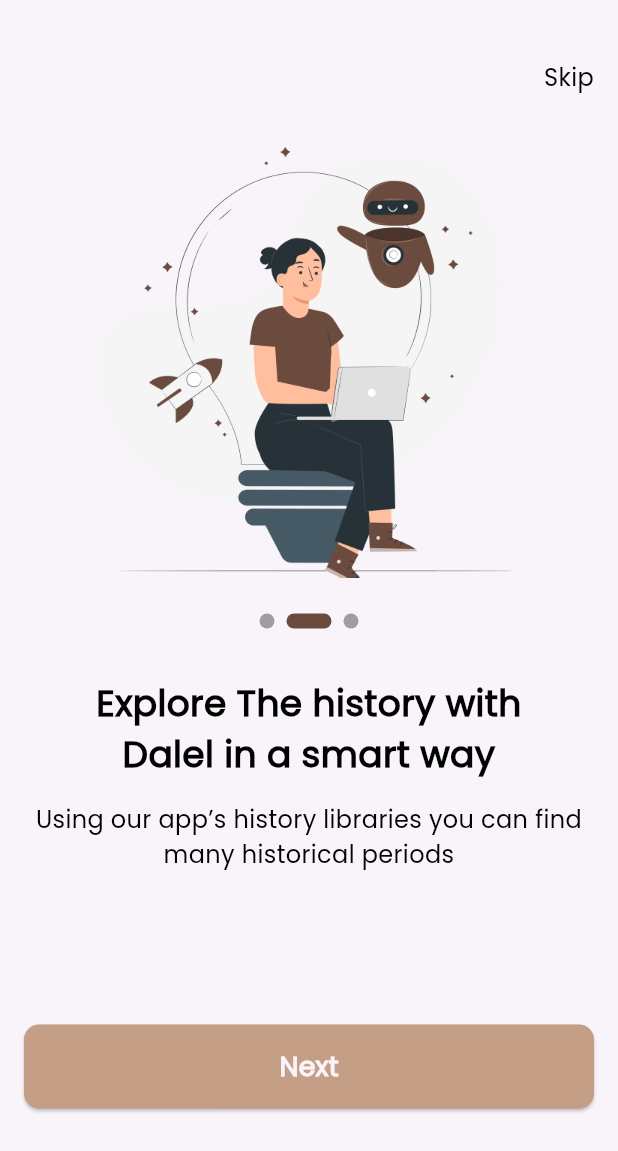
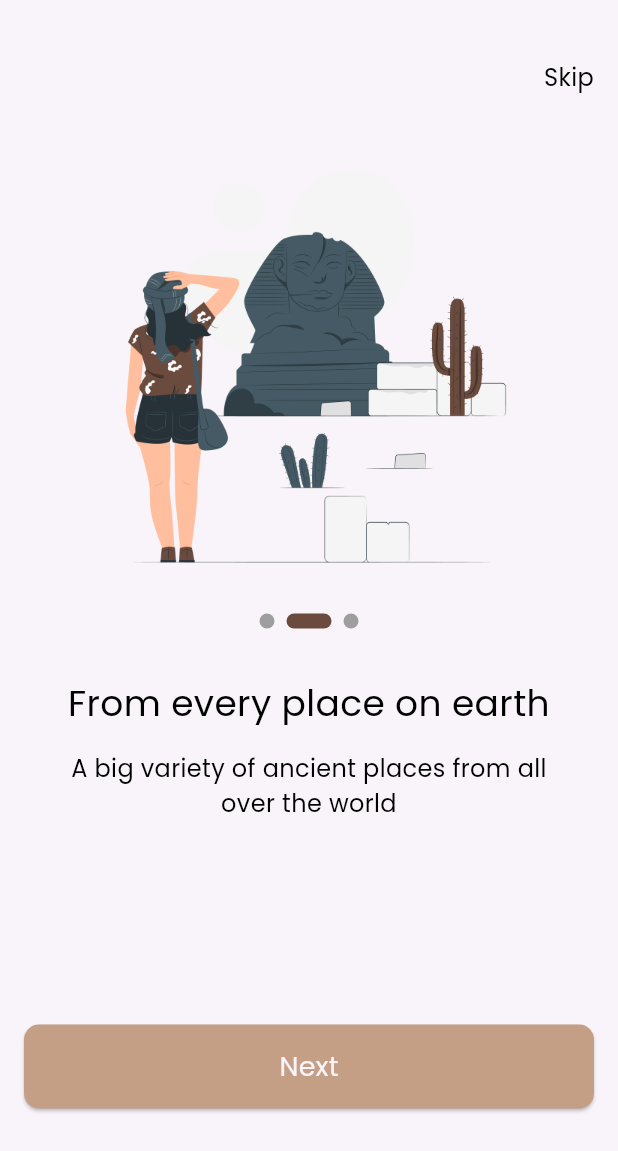
Before and after one commit to AliMohamed-Ali/dalel, a Flutter app: the screen it shows after launch, swiped to page 2, on a phone screen of 412 x 824 dp. Shown: the top 1151 px of the screen. Run offline on Flutter 3.47's test engine with Material 3 defaults, Android fonts, the phone set to English and light mode, and no system bars; drawn by our look-alikes of smooth_page_indicator; our stand-ins replace go_router.

Commit message:
finish onboarding

```diff
--- a/lib/core/routes/app_router.dart
+++ b/lib/core/routes/app_router.dart
@@ -1,3 +1,5 @@
+import 'package:dalel/features/auth/presentation/views/login_view.dart';
+import 'package:dalel/features/auth/presentation/views/sign_up_view.dart';
 import 'package:dalel/features/on_boarding/presentation/views/on_boarding_view.dart';
 import 'package:dalel/features/splash/presentation/views/splash_view.dart';
 import 'package:go_router/go_router.dart';
@@ -12,5 +14,13 @@ final GoRouter router = GoRouter(
       path: '/onBoarding',
       builder: (context, state) => const OnBoardingView(),
     ),
+    GoRoute(
+      path: '/login',
+      builder: (context, state) => const LoginView(),
+    ),
+    GoRoute(
+      path: '/signUp',
+      builder: (context, state) => const SignUpView(),
+    ),
   ],
 );
--- a/lib/core/utils/app_text_stylies.dart
+++ b/lib/core/utils/app_text_stylies.dart
@@ -10,7 +10,13 @@ abstract class AppTextStylies {
   );
   static const poppins500Style24 = TextStyle(
     fontSize: 24,
-    fontWeight: FontWeight.bold,
+    fontWeight: FontWeight.w500,
+    fontFamily: "Poppins",
+    color: Colors.black,
+  );
+  static const poppins400Style16 = TextStyle(
+    fontSize: 16,
+    fontWeight: FontWeight.w400,
     fontFamily: "Poppins",
     color: Colors.black,
   );
--- /dev/null
+++ b/lib/features/auth/presentation/views/login_view.dart
@@ -0,0 +1,10 @@
+import 'package:flutter/material.dart';
+
+class LoginView extends StatelessWidget {
+  const LoginView({super.key});
+
+  @override
+  Widget build(BuildContext context) {
+    return const Scaffold();
+  }
+}
--- /dev/null
+++ b/lib/features/auth/presentation/views/sign_up_view.dart
@@ -0,0 +1,10 @@
+import 'package:flutter/material.dart';
+
+class SignUpView extends StatelessWidget {
+  const SignUpView({super.key});
+
+  @override
+  Widget build(BuildContext context) {
+    return const Scaffold();
+  }
+}
--- /dev/null
+++ b/lib/features/on_boarding/data/model/on_boarding_model.dart
@@ -0,0 +1,27 @@
+import 'package:dalel/core/utils/app_assets.dart';
+
+class OnBoardingModel {
+  final String imagePath;
+  final String title;
+  final String subTitle;
+
+  OnBoardingModel(
+      {required this.imagePath, required this.title, required this.subTitle});
+}
+
+List<OnBoardingModel> onBoardingList = [
+  OnBoardingModel(
+      imagePath: Assets.imagesOnBoarding,
+      title: "Explore The history with Dalel in a smart way",
+      subTitle:
+          "Using our app’s history libraries you can find many historical periods "),
+  OnBoardingModel(
+      imagePath: Assets.imagesOnBoarding1,
+      title: "From every place on earth",
+      subTitle: "A big variety of ancient places from all over the world"),
+  OnBoardingModel(
+      imagePath: Assets.imagesOnBoarding2,
+      title: "Using modern AI technology for better user experience",
+      subTitle:
+          "AI provide recommendations and helps you to continue the search journey"),
+];
--- a/lib/features/on_boarding/presentation/views/on_boarding_view.dart
+++ b/lib/features/on_boarding/presentation/views/on_boarding_view.dart
@@ -1,17 +1,22 @@
-import 'package:dalel/core/utils/app_colors.dart';
-import 'package:dalel/core/utils/app_strings.dart';
-import 'package:dalel/core/utils/app_text_stylies.dart';
-import 'package:dalel/core/widgets/custom_btn.dart';
+import 'package:dalel/core/function/navigation.dart';
 import 'package:dalel/features/on_boarding/presentation/views/widgets/custom_nav_bar.dart';
+import 'package:dalel/features/on_boarding/presentation/views/widgets/get_buttons.dart';
 import 'package:dalel/features/on_boarding/presentation/views/widgets/on_boarding_widget.dart';
 import 'package:flutter/material.dart';
 
-class OnBoardingView extends StatelessWidget {
+class OnBoardingView extends StatefulWidget {
   const OnBoardingView({super.key});
 
   @override
+  State<OnBoardingView> createState() => _OnBoardingViewState();
+}
+
+class _OnBoardingViewState extends State<OnBoardingView> {
+  int currentIndex = 0;
+  final PageController pageController = PageController(initialPage: 0);
+
+  @override
   Widget build(BuildContext context) {
-    final PageController pageController = PageController();
     return SafeArea(
       child: Scaffold(
         body: Padding(
@@ -20,11 +25,23 @@ class OnBoardingView extends StatelessWidget {
             physics: const BouncingScrollPhysics(),
             children: [
               const SizedBox(height: 40),
-              const CustomNavBar(),
+              CustomNavBar(
+                onTap: () {
+                  customReplacementNavigation(context, "/login");
+                },
+              ),
               const SizedBox(height: 32),
-              OnBoardingWidgetBody(pageController: pageController),
+              OnBoardingWidgetBody(
+                onPageChanged: (index) {
+                  setState(() {
+                    currentIndex = index;
+                  });
+                },
+                pageController: pageController,
+              ),
               const SizedBox(height: 88),
-              CustomButton(text: AppStrings.next, onPressed: () {}),
+              GetButtons(
+                  currentIndex: currentIndex, pageController: pageController),
               const SizedBox(height: 17),
             ],
           ),
--- a/lib/features/on_boarding/presentation/views/widgets/custom_nav_bar.dart
+++ b/lib/features/on_boarding/presentation/views/widgets/custom_nav_bar.dart
@@ -4,12 +4,16 @@ import 'package:flutter/material.dart';
 
 class CustomNavBar extends StatelessWidget {
   const CustomNavBar({
-    super.key,
+    super.key, this.onTap,
   });
+  final void Function()? onTap;
+
 
   @override
   Widget build(BuildContext context) {
-    return Align(
+    return InkWell(
+      onTap: onTap,
+      child: Align(
         alignment: Alignment.topRight,
         child: Text(
           AppStrings.skip,
@@ -18,6 +22,7 @@ class CustomNavBar extends StatelessWidget {
             fontSize: 16,
           ),
         ),
+      ),
     );
   }
 }
--- /dev/null
+++ b/lib/features/on_boarding/presentation/views/widgets/get_buttons.dart
@@ -0,0 +1,44 @@
+import 'package:dalel/core/function/navigation.dart';
+import 'package:dalel/core/utils/app_strings.dart';
+import 'package:dalel/core/utils/app_text_stylies.dart';
+import 'package:dalel/core/widgets/custom_btn.dart';
+import 'package:flutter/material.dart';
+
+class GetButtons extends StatelessWidget {
+  const GetButtons(
+      {super.key, required this.currentIndex, required this.pageController});
+  final int currentIndex;
+  final PageController pageController;
+
+  @override
+  Widget build(BuildContext context) {
+    return currentIndex == 2
+        ? Column(
+            children: [
+              CustomButton(
+                  text: AppStrings.createAccount,
+                  onPressed: () {
+                    customReplacementNavigation(context, "/signUp");
+                  }),
+              const SizedBox(
+                height: 16,
+              ),
+              GestureDetector(
+                  onTap: () {
+                    customReplacementNavigation(context, "/login");
+                  },
+                  child: const Text(
+                    AppStrings.loginNow,
+                    style: AppTextStylies.poppins400Style16,
+                  )),
+            ],
+          )
+        : CustomButton(
+            text: AppStrings.next,
+            onPressed: () {
+              pageController.nextPage(
+                  duration: const Duration(milliseconds: 200),
+                  curve: Curves.bounceInOut);
+            });
+  }
+}
--- a/lib/features/on_boarding/presentation/views/widgets/on_boarding_widget.dart
+++ b/lib/features/on_boarding/presentation/views/widgets/on_boarding_widget.dart
@@ -1,58 +1,57 @@
-import 'package:dalel/core/utils/app_assets.dart';
 import 'package:dalel/core/utils/app_text_stylies.dart';
+import 'package:dalel/features/on_boarding/data/model/on_boarding_model.dart';
 import 'package:dalel/features/on_boarding/presentation/views/widgets/custom_indicator.dart';
 import 'package:flutter/material.dart';
 
 class OnBoardingWidgetBody extends StatelessWidget {
-  const OnBoardingWidgetBody({super.key, required this.pageController});
+  const OnBoardingWidgetBody(
+      {super.key, required this.pageController, this.onPageChanged});
   final PageController pageController;
+  final Function(int)? onPageChanged;
 
   @override
   Widget build(BuildContext context) {
     return SizedBox(
       height: 500,
-      child: Expanded(
       child: PageView.builder(
+        onPageChanged: onPageChanged,
         physics: const BouncingScrollPhysics(),
         controller: pageController,
-          itemCount: 3,
+        itemCount: onBoardingList.length,
         itemBuilder: (context, index) => Column(
           children: [
             Container(
               width: 343,
               height: 290,
-                decoration: const BoxDecoration(
+              decoration: BoxDecoration(
                 image: DecorationImage(
-                    image: AssetImage(Assets.imagesOnBoarding),
+                  image: AssetImage(onBoardingList[index].imagePath),
                 ),
               ),
             ),
             const SizedBox(height: 24),
             CustomIndicator(controller: pageController),
             const SizedBox(height: 32),
-              const Padding(
-                padding: EdgeInsets.symmetric(horizontal: 30.0),
-                child: Text(
-                  "Explore The history with Dalel in a smart way",
+            Text(
+              onBoardingList[index].title,
               style: AppTextStylies.poppins500Style24,
               textAlign: TextAlign.center,
               maxLines: 2,
               overflow: TextOverflow.ellipsis,
             ),
-              ),
             const SizedBox(height: 16),
-              Text(
-                "Using our app’s history libraries you can find many historical periods ",
-                style: AppTextStylies.poppins500Style24.copyWith(
-                  fontSize: 16,
-                  fontWeight: FontWeight.w300,
-                ),
+            Padding(
+              padding: const EdgeInsets.symmetric(horizontal: 20.0),
+              child: Text(
+                onBoardingList[index].subTitle,
+                style: AppTextStylies.poppins500Style24
+                    .copyWith(fontSize: 16, fontWeight: FontWeight.w300),
                 textAlign: TextAlign.center,
                 maxLines: 2,
                 overflow: TextOverflow.ellipsis,
               ),
+            ),
           ],
-          ),
         ),
       ),
     );
```
Also changed, not shown: 1 other file. Lines whose indentation alone changed are shown as unchanged.
